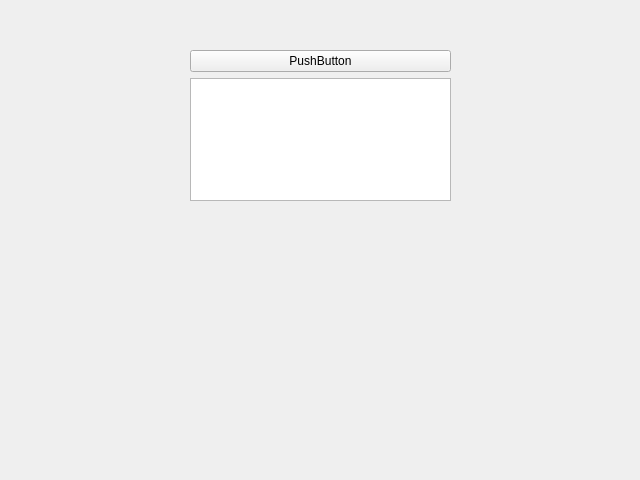
This is mainform.ui in kingoil01/mospolitech-prog-project as Qt 5 draws it before an edit. The edited form follows.
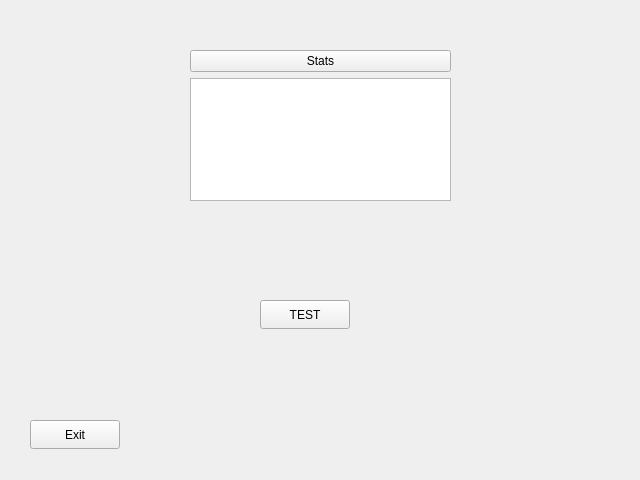
This is the edited form.

The edit to the form file:
```diff
--- a/mainform.ui
+++ b/mainform.ui
@@ -26,7 +26,7 @@
     <item>
      <widget class="QPushButton" name="pushButton">
       <property name="text">
-       <string>PushButton</string>
+       <string>Stats</string>
       </property>
      </widget>
     </item>
@@ -35,6 +35,32 @@
     </item>
    </layout>
   </widget>
+  <widget class="QPushButton" name="pushButton_2">
+   <property name="geometry">
+    <rect>
+     <x>30</x>
+     <y>420</y>
+     <width>90</width>
+     <height>29</height>
+    </rect>
+   </property>
+   <property name="text">
+    <string>Exit</string>
+   </property>
+  </widget>
+  <widget class="QPushButton" name="pushButton_3">
+   <property name="geometry">
+    <rect>
+     <x>260</x>
+     <y>300</y>
+     <width>90</width>
+     <height>29</height>
+    </rect>
+   </property>
+   <property name="text">
+    <string>TEST</string>
+   </property>
+  </widget>
  </widget>
  <resources/>
  <connections/>
```
